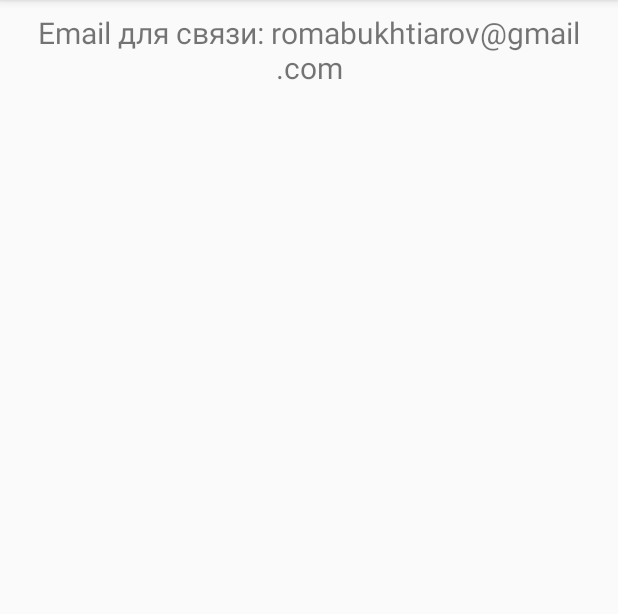
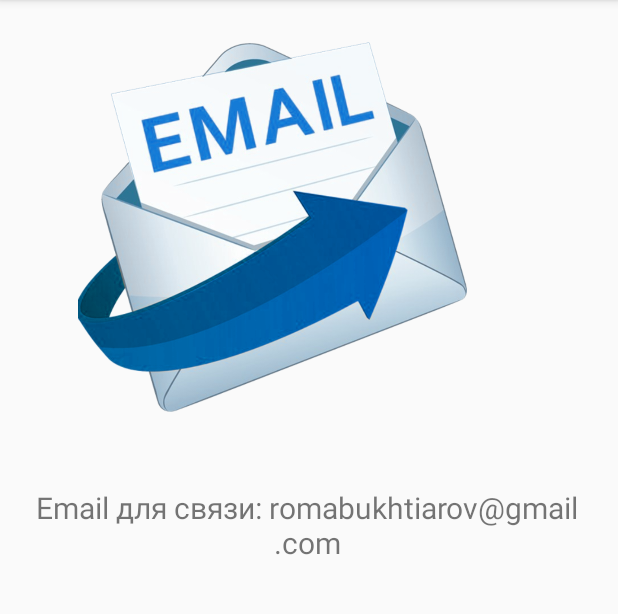
Before and after one commit to tank0412/android_development, an Android app: the fragment ContactsFragment shown on its own in the app's theme, on a phone screen of 412 x 824 dp, the part 84-698 px from its top. Run offline under Robolectric (Android 15) with nearby library versions, the phone set to English and light mode, and no system bars.

Commit message:
Add email photo on contacts

```diff
--- a/app/src/main/java/com/example/portfolio_bukhtiarov/ui/contacts/ContactsFragment.java
+++ b/app/src/main/java/com/example/portfolio_bukhtiarov/ui/contacts/ContactsFragment.java
@@ -22,7 +22,7 @@
                              ViewGroup container, Bundle savedInstanceState) {
         sendViewModel =
                 ViewModelProviders.of(this).get(ContactsViewModel.class);
-        View root = inflater.inflate(R.layout.fragment_send, container, false);
+        View root = inflater.inflate(R.layout.fragment_contacts, container, false);
         final TextView textView = root.findViewById(R.id.text_send);
         sendViewModel.getText().observe(this, new Observer<String>() {
             @Override
--- /dev/null
+++ b/app/src/main/res/layout/fragment_contacts.xml
@@ -0,0 +1,35 @@
+<?xml version="1.0" encoding="utf-8"?>
+<androidx.constraintlayout.widget.ConstraintLayout xmlns:android="http://schemas.android.com/apk/res/android"
+    xmlns:app="http://schemas.android.com/apk/res-auto"
+    xmlns:tools="http://schemas.android.com/tools"
+    android:layout_width="match_parent"
+    android:layout_height="match_parent">
+
+    <TextView
+        android:id="@+id/text_send"
+        android:layout_width="393dp"
+        android:layout_height="0dp"
+        android:layout_marginStart="8dp"
+        android:layout_marginTop="34dp"
+        android:layout_marginEnd="8dp"
+        android:layout_marginBottom="145dp"
+        android:textAlignment="center"
+        android:textSize="20sp"
+        app:layout_constraintBottom_toBottomOf="parent"
+        app:layout_constraintEnd_toEndOf="parent"
+        app:layout_constraintHorizontal_bias="0.0"
+        app:layout_constraintStart_toStartOf="parent"
+        app:layout_constraintTop_toBottomOf="@+id/imageView6" />
+
+    <ImageView
+        android:id="@+id/imageView6"
+        android:layout_width="259dp"
+        android:layout_height="262dp"
+        android:layout_marginStart="52dp"
+        android:layout_marginTop="17dp"
+        android:layout_marginBottom="11dp"
+        app:layout_constraintBottom_toTopOf="@+id/text_send"
+        app:layout_constraintStart_toStartOf="parent"
+        app:layout_constraintTop_toTopOf="parent"
+        app:srcCompat="@drawable/email" />
+</androidx.constraintlayout.widget.ConstraintLayout>
--- a/app/src/main/res/layout/fragment_send.xml
+++ /dev/null
@@ -1,19 +0,0 @@
-<?xml version="1.0" encoding="utf-8"?>
-<androidx.constraintlayout.widget.ConstraintLayout xmlns:android="http://schemas.android.com/apk/res/android"
-    xmlns:app="http://schemas.android.com/apk/res-auto"
-    android:layout_width="match_parent"
-    android:layout_height="match_parent">
-
-    <TextView
-        android:id="@+id/text_send"
-        android:layout_width="match_parent"
-        android:layout_height="wrap_content"
-        android:layout_marginStart="8dp"
-        android:layout_marginTop="8dp"
-        android:layout_marginEnd="8dp"
-        android:textAlignment="center"
-        android:textSize="20sp"
-        app:layout_constraintEnd_toEndOf="parent"
-        app:layout_constraintStart_toStartOf="parent"
-        app:layout_constraintTop_toTopOf="parent" />
-</androidx.constraintlayout.widget.ConstraintLayout>
--- a/app/src/main/res/navigation/mobile_navigation.xml
+++ b/app/src/main/res/navigation/mobile_navigation.xml
@@ -39,5 +39,5 @@
         android:id="@+id/nav_contacts"
         android:name="com.example.portfolio_bukhtiarov.ui.contacts.ContactsFragment"
         android:label="@string/menu_contacts"
-        tools:layout="@layout/fragment_send" />
+        tools:layout="@layout/fragment_contacts" />
 </navigation>
```
Also changed, not shown: app/src/main/res/drawable/email.png (added).
